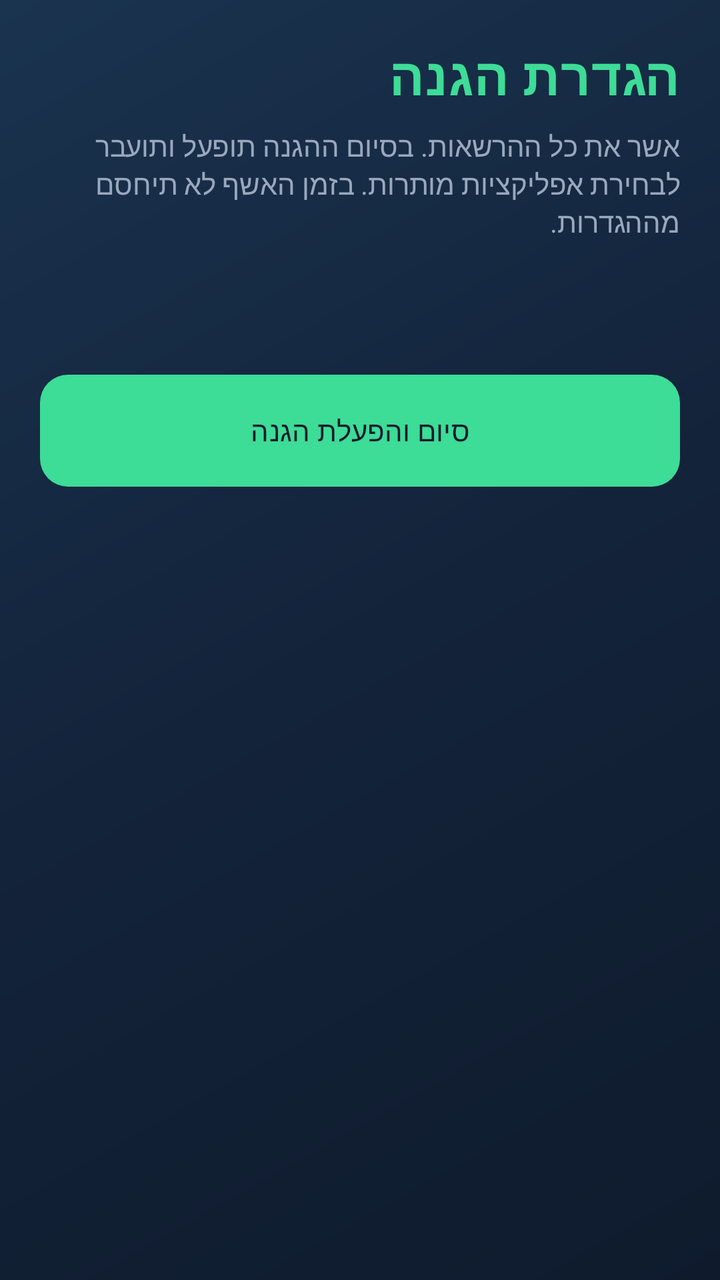
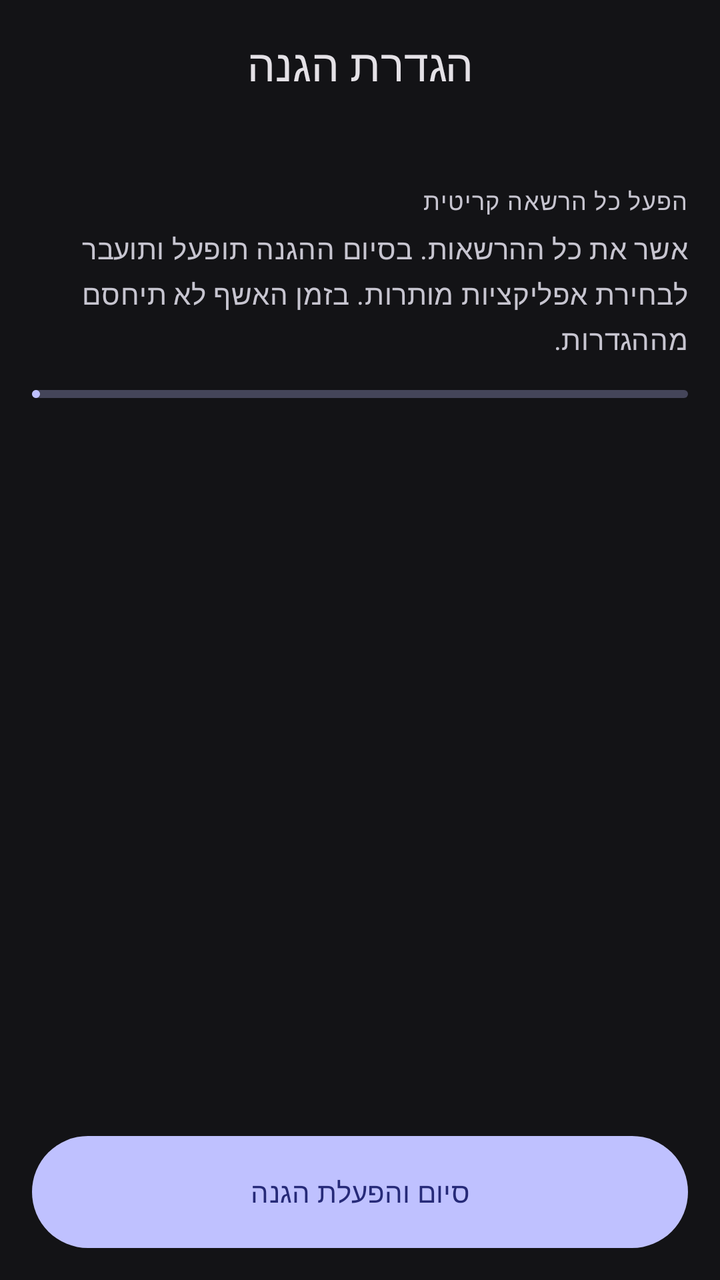

Screens rendered from an Android XML layout before and after an edit, with the pre-edit source and the edit as a unified diff.
<!-- AndroidManifest.xml: application theme Theme.AppGuard -->
<!-- res/layout/activity_setup.xml -->
<?xml version="1.0" encoding="utf-8"?>
<ScrollView xmlns:android="http://schemas.android.com/apk/res/android"
    android:layout_width="match_parent"
    android:layout_height="match_parent"
    android:background="@drawable/bg_gradient"
    android:clipToPadding="false"
    android:layoutDirection="rtl"
    android:fillViewport="true">

    <LinearLayout
        android:layout_width="match_parent"
        android:layout_height="wrap_content"
        android:orientation="vertical"
        android:padding="20dp">

        <TextView
            style="@style/Text.Brand"
            android:layout_width="match_parent"
            android:layout_height="wrap_content"
            android:text="@string/setup_title"
            android:textSize="26sp" />

        <TextView
            android:layout_width="match_parent"
            android:layout_height="wrap_content"
            android:layout_marginTop="8dp"
            android:text="@string/setup_subtitle"
            android:textColor="@color/text_secondary" />

        <TextView
            android:id="@+id/setupProgress"
            android:layout_width="match_parent"
            android:layout_height="wrap_content"
            android:layout_marginTop="12dp"
            android:textColor="@color/accent"
            android:textStyle="bold" />

        <LinearLayout
            android:id="@+id/permissionList"
            android:layout_width="match_parent"
            android:layout_height="wrap_content"
            android:layout_marginTop="16dp"
            android:orientation="vertical" />

        <com.google.android.material.button.MaterialButton
            android:id="@+id/btnContinue"
            android:layout_width="match_parent"
            android:layout_height="56dp"
            android:layout_marginTop="20dp"
            android:text="@string/setup_continue" />
    </LinearLayout>
</ScrollView>
<!-- resources referenced by this layout -->
<resources>
  <color name="accent">#3DDC97</color>
  <color name="text_secondary">#9AA8BC</color>
  <!-- drawable bg_gradient (drawable) -->
  <?xml version="1.0" encoding="utf-8"?>
  <shape xmlns:android="http://schemas.android.com/apk/res/android"
      android:shape="rectangle">
      <gradient
          android:angle="135"
          android:startColor="#0F1B2D"
          android:centerColor="#13233A"
          android:endColor="#1A334F"
          android:type="linear" />
  </shape>
  <style name="Text.Brand" parent="TextAppearance.Material3.HeadlineLarge">
          <item name="android:textColor">@color/accent</item>
          <item name="android:textStyle">bold</item>
          <item name="android:letterSpacing">0.01</item>
      </style>
  <style name="Theme.AppGuard" parent="Theme.Material3.Dark.NoActionBar">
          <item name="colorPrimary">@color/accent</item>
          <item name="colorPrimaryContainer">@color/accent_dim</item>
          <item name="colorOnPrimary">@color/bg</item>
          <item name="colorSecondary">@color/warning</item>
          <item name="colorError">@color/danger</item>
          <item name="android:statusBarColor">@android:color/transparent</item>
          <item name="android:navigationBarColor">@android:color/transparent</item>
          <item name="android:windowBackground">@color/bg</item>
          <item name="android:textColorPrimary">@color/text_primary</item>
          <item name="android:textColorSecondary">@color/text_secondary</item>
          <item name="materialButtonStyle">@style/Widget.AppGuard.Button</item>
          <item name="android:windowLayoutInDisplayCutoutMode">shortEdges</item>
      </style>
  <color name="accent_dim">#2A9B6C</color>
  <color name="bg">#0F1B2D</color>
  <color name="warning">#FFCC66</color>
  <color name="danger">#F07178</color>
  <color name="text_primary">#F4F7FB</color>
  <style name="Widget.AppGuard.Button" parent="Widget.Material3.Button">
          <item name="backgroundTint">@color/accent</item>
          <item name="android:textColor">@color/bg</item>
          <item name="cornerRadius">14dp</item>
          <item name="android:minHeight">52dp</item>
          <item name="android:insetTop">0dp</item>
          <item name="android:insetBottom">0dp</item>
      </style>
  <!-- unchanged entries left out for length: 3 -->
</resources>

<!-- the commit's change to res/layout/activity_setup.xml (unified diff, before → after) -->
@@ -1,52 +1,216 @@
 <?xml version="1.0" encoding="utf-8"?>
-<ScrollView xmlns:android="http://schemas.android.com/apk/res/android"
+<LinearLayout xmlns:android="http://schemas.android.com/apk/res/android"
+    xmlns:app="http://schemas.android.com/apk/res-auto"
     android:layout_width="match_parent"
     android:layout_height="match_parent"
-    android:background="@drawable/bg_gradient"
-    android:clipToPadding="false"
+    android:background="?attr/colorSurface"
     android:layoutDirection="rtl"
-    android:fillViewport="true">
-
-    <LinearLayout
+    android:orientation="vertical">
+
+    <com.google.android.material.appbar.MaterialToolbar
         android:layout_width="match_parent"
-        android:layout_height="wrap_content"
-        android:orientation="vertical"
-        android:padding="20dp">
-
-        <TextView
-            style="@style/Text.Brand"
+        android:layout_height="?attr/actionBarSize"
+        app:title="@string/setup_title"
+        app:titleCentered="true" />
+
+    <ScrollView
+        android:layout_width="match_parent"
+        android:layout_height="0dp"
+        android:layout_weight="1"
+        android:clipToPadding="false"
+        android:fillViewport="true">
+
+        <LinearLayout
             android:layout_width="match_parent"
             android:layout_height="wrap_content"
-            android:text="@string/setup_title"
-            android:textSize="26sp" />
-
-        <TextView
-            android:layout_width="match_parent"
-            android:layout_height="wrap_content"
-            android:layout_marginTop="8dp"
-            android:text="@string/setup_subtitle"
-            android:textColor="@color/text_secondary" />
-
-        <TextView
-            android:id="@+id/setupProgress"
-            android:layout_width="match_parent"
-            android:layout_height="wrap_content"
-            android:layout_marginTop="12dp"
-            android:textColor="@color/accent"
-            android:textStyle="bold" />
-
-        <LinearLayout
-            android:id="@+id/permissionList"
-            android:layout_width="match_parent"
-            android:layout_height="wrap_content"
-            android:layout_marginTop="16dp"
-            android:orientation="vertical" />
-
-        <com.google.android.material.button.MaterialButton
-            android:id="@+id/btnContinue"
-            android:layout_width="match_parent"
-            android:layout_height="56dp"
-            android:layout_marginTop="20dp"
-            android:text="@string/setup_continue" />
-    </LinearLayout>
-</ScrollView>
+            android:orientation="vertical"
+            android:padding="16dp">
+
+            <include layout="@layout/include_onboarding_steps" />
+
+            <TextView
+                style="@style/Text.Caption"
+                android:layout_width="match_parent"
+                android:layout_height="wrap_content"
+                android:layout_marginTop="12dp"
+                android:text="@string/setup_step_caption" />
+
+            <TextView
+                android:layout_width="match_parent"
+                android:layout_height="wrap_content"
+                android:layout_marginTop="6dp"
+                android:text="@string/setup_subtitle"
+                android:textAppearance="@style/TextAppearance.Material3.BodyMedium"
+                android:textColor="?attr/colorOnSurfaceVariant" />
+
+            <com.google.android.material.progressindicator.LinearProgressIndicator
+                android:id="@+id/setupProgressBar"
+                android:layout_width="match_parent"
+                android:layout_height="wrap_content"
+                android:layout_marginTop="16dp"
+                android:max="5"
+                app:trackCornerRadius="8dp" />
+
+            <TextView
+                android:id="@+id/setupProgress"
+                android:layout_width="match_parent"
+                android:layout_height="wrap_content"
+                android:layout_marginTop="8dp"
+                android:textAppearance="@style/TextAppearance.Material3.LabelLarge"
+                android:textColor="?attr/colorPrimary" />
+
+            <LinearLayout
+                android:id="@+id/permissionList"
+                android:layout_width="match_parent"
+                android:layout_height="wrap_content"
+                android:layout_marginTop="12dp"
+                android:orientation="vertical" />
+        </LinearLayout>
+    </ScrollView>
+
+    <com.google.android.material.button.MaterialButton
+        android:id="@+id/btnContinue"
+        android:layout_width="match_parent"
+        android:layout_height="56dp"
+        android:layout_margin="16dp"
+        android:text="@string/setup_continue" />
+</LinearLayout>
+<!-- res/layout/include_onboarding_steps.xml (included above) -->
+<?xml version="1.0" encoding="utf-8"?>
+<LinearLayout xmlns:android="http://schemas.android.com/apk/res/android"
+    android:id="@+id/onboardingRail"
+    android:layout_width="match_parent"
+    android:layout_height="wrap_content"
+    android:layout_marginBottom="4dp"
+    android:background="@drawable/bg_search"
+    android:gravity="center"
+    android:orientation="horizontal"
+    android:paddingHorizontal="8dp"
+    android:paddingVertical="10dp"
+    android:visibility="gone">
+
+    <LinearLayout
+        android:layout_width="0dp"
+        android:layout_height="wrap_content"
+        android:layout_weight="1"
+        android:gravity="center"
+        android:orientation="vertical">
+
+        <TextView
+            android:id="@+id/step1"
+            android:layout_width="28dp"
+            android:layout_height="28dp"
+            android:background="@drawable/bg_step_idle"
+            android:gravity="center"
+            android:text="1"
+            android:textSize="12sp"
+            android:textStyle="bold" />
+
+        <TextView
+            android:id="@+id/step1Label"
+            android:layout_width="wrap_content"
+            android:layout_height="wrap_content"
+            android:layout_marginTop="4dp"
+            android:text="@string/step_pin"
+            android:textAppearance="@style/TextAppearance.Material3.LabelSmall" />
+    </LinearLayout>
+
+    <View
+        android:layout_width="0dp"
+        android:layout_height="2dp"
+        android:layout_marginTop="-14dp"
+        android:layout_weight="0.25"
+        android:background="@color/md_theme_outline_variant" />
+
+    <LinearLayout
+        android:layout_width="0dp"
+        android:layout_height="wrap_content"
+        android:layout_weight="1"
+        android:gravity="center"
+        android:orientation="vertical">
+
+        <TextView
+            android:id="@+id/step2"
+            android:layout_width="28dp"
+            android:layout_height="28dp"
+            android:background="@drawable/bg_step_idle"
+            android:gravity="center"
+            android:text="2"
+            android:textSize="12sp"
+            android:textStyle="bold" />
+
+        <TextView
+            android:id="@+id/step2Label"
+            android:layout_width="wrap_content"
+            android:layout_height="wrap_content"
+            android:layout_marginTop="4dp"
+            android:text="@string/step_recovery"
+            android:textAppearance="@style/TextAppearance.Material3.LabelSmall" />
+    </LinearLayout>
+
+    <View
+        android:layout_width="0dp"
+        android:layout_height="2dp"
+        android:layout_marginTop="-14dp"
+        android:layout_weight="0.25"
+        android:background="@color/md_theme_outline_variant" />
+
+    <LinearLayout
+        android:layout_width="0dp"
+        android:layout_height="wrap_content"
+        android:layout_weight="1"
+        android:gravity="center"
+        android:orientation="vertical">
+
+        <TextView
+            android:id="@+id/step3"
+            android:layout_width="28dp"
+            android:layout_height="28dp"
+            android:background="@drawable/bg_step_idle"
+            android:gravity="center"
+            android:text="3"
+            android:textSize="12sp"
+            android:textStyle="bold" />
+
+        <TextView
+            android:id="@+id/step3Label"
+            android:layout_width="wrap_content"
+            android:layout_height="wrap_content"
+            android:layout_marginTop="4dp"
+            android:text="@string/step_permissions"
+            android:textAppearance="@style/TextAppearance.Material3.LabelSmall" />
+    </LinearLayout>
+
+    <View
+        android:layout_width="0dp"
+        android:layout_height="2dp"
+        android:layout_marginTop="-14dp"
+        android:layout_weight="0.25"
+        android:background="@color/md_theme_outline_variant" />
+
+    <LinearLayout
+        android:layout_width="0dp"
+        android:layout_height="wrap_content"
+        android:layout_weight="1"
+        android:gravity="center"
+        android:orientation="vertical">
+
+        <TextView
+            android:id="@+id/step4"
+            android:layout_width="28dp"
+            android:layout_height="28dp"
+            android:background="@drawable/bg_step_idle"
+            android:gravity="center"
+            android:text="4"
+            android:textSize="12sp"
+            android:textStyle="bold" />
+
+        <TextView
+            android:id="@+id/step4Label"
+            android:layout_width="wrap_content"
+            android:layout_height="wrap_content"
+            android:layout_marginTop="4dp"
+            android:text="@string/step_allowlist"
+            android:textAppearance="@style/TextAppearance.Material3.LabelSmall" />
+    </LinearLayout>
+</LinearLayout>
<!-- resource entries referenced after the edit -->
@@ -1,49 +1,137 @@
 <!-- resources referenced by this layout -->
 <resources>
-  <color name="accent">#3DDC97</color>
-  <color name="text_secondary">#9AA8BC</color>
-  <!-- drawable bg_gradient (drawable) -->
+  <color name="md_theme_outline_variant">#46464F</color>
+  <!-- drawable bg_search (drawable) -->
   <?xml version="1.0" encoding="utf-8"?>
   <shape xmlns:android="http://schemas.android.com/apk/res/android"
       android:shape="rectangle">
-      <gradient
-          android:angle="135"
-          android:startColor="#0F1B2D"
-          android:centerColor="#13233A"
-          android:endColor="#1A334F"
-          android:type="linear" />
+      <solid android:color="@color/md_theme_surface_container_highest" />
+      <corners android:radius="28dp" />
   </shape>
-  <style name="Text.Brand" parent="TextAppearance.Material3.HeadlineLarge">
-          <item name="android:textColor">@color/accent</item>
-          <item name="android:textStyle">bold</item>
-          <item name="android:letterSpacing">0.01</item>
+  <!-- drawable bg_step_idle (drawable) -->
+  <?xml version="1.0" encoding="utf-8"?>
+  <shape xmlns:android="http://schemas.android.com/apk/res/android"
+      android:shape="oval">
+      <solid android:color="@color/md_theme_surface_container_highest" />
+      <size android:width="28dp" android:height="28dp" />
+  </shape>
+  <string name="setup_step_caption">הפעל כל הרשאה קריטית</string>
+  <string name="step_allowlist">רשימה</string>
+  <string name="step_permissions">הרשאות</string>
+  <string name="step_pin">קוד</string>
+  <string name="step_recovery">שחזור</string>
+  <style name="Text.Caption" parent="TextAppearance.Material3.LabelMedium">
+          <item name="android:textColor">?attr/colorOnSurfaceVariant</item>
       </style>
   <style name="Theme.AppGuard" parent="Theme.Material3.Dark.NoActionBar">
-          <item name="colorPrimary">@color/accent</item>
-          <item name="colorPrimaryContainer">@color/accent_dim</item>
-          <item name="colorOnPrimary">@color/bg</item>
-          <item name="colorSecondary">@color/warning</item>
-          <item name="colorError">@color/danger</item>
+          <item name="colorPrimary">@color/md_theme_primary</item>
+          <item name="colorOnPrimary">@color/md_theme_on_primary</item>
+          <item name="colorPrimaryContainer">@color/md_theme_primary_container</item>
+          <item name="colorOnPrimaryContainer">@color/md_theme_on_primary_container</item>
+          <item name="colorSecondary">@color/md_theme_secondary</item>
+          <item name="colorOnSecondary">@color/md_theme_on_secondary</item>
+          <item name="colorSecondaryContainer">@color/md_theme_secondary_container</item>
+          <item name="colorOnSecondaryContainer">@color/md_theme_on_secondary_container</item>
+          <item name="colorTertiary">@color/md_theme_tertiary</item>
+          <item name="colorOnTertiary">@color/md_theme_on_tertiary</item>
+          <item name="colorTertiaryContainer">@color/md_theme_tertiary_container</item>
+          <item name="colorOnTertiaryContainer">@color/md_theme_on_tertiary_container</item>
+          <item name="colorError">@color/md_theme_error</item>
+          <item name="colorOnError">@color/md_theme_on_error</item>
+          <item name="colorErrorContainer">@color/md_theme_error_container</item>
+          <item name="colorOnErrorContainer">@color/md_theme_on_error_container</item>
+          <item name="android:colorBackground">@color/md_theme_background</item>
+          <item name="colorOnBackground">@color/md_theme_on_background</item>
+          <item name="colorSurface">@color/md_theme_surface</item>
+          <item name="colorOnSurface">@color/md_theme_on_surface</item>
+          <item name="colorSurfaceVariant">@color/md_theme_surface_variant</item>
+          <item name="colorOnSurfaceVariant">@color/md_theme_on_surface_variant</item>
+          <item name="colorOutline">@color/md_theme_outline</item>
+          <item name="colorOutlineVariant">@color/md_theme_outline_variant</item>
+          <item name="colorSurfaceContainer">@color/md_theme_surface_container</item>
+          <item name="colorSurfaceContainerHigh">@color/md_theme_surface_container_high</item>
+          <item name="colorSurfaceContainerHighest">@color/md_theme_surface_container_highest</item>
+          <item name="colorSurfaceContainerLow">@color/md_theme_surface_container_low</item>
+          <item name="colorSurfaceContainerLowest">@color/md_theme_background</item>
           <item name="android:statusBarColor">@android:color/transparent</item>
           <item name="android:navigationBarColor">@android:color/transparent</item>
-          <item name="android:windowBackground">@color/bg</item>
-          <item name="android:textColorPrimary">@color/text_primary</item>
-          <item name="android:textColorSecondary">@color/text_secondary</item>
+          <item name="android:windowBackground">@color/md_theme_background</item>
+          <item name="android:windowLayoutInDisplayCutoutMode">shortEdges</item>
           <item name="materialButtonStyle">@style/Widget.AppGuard.Button</item>
-          <item name="android:windowLayoutInDisplayCutoutMode">shortEdges</item>
+          <item name="materialCardViewStyle">@style/Widget.AppGuard.Card</item>
+          <item name="checkboxStyle">@style/Widget.AppGuard.CheckBox</item>
+          <item name="materialSwitchStyle">@style/Widget.AppGuard.Switch</item>
+          <item name="textInputStyle">@style/Widget.AppGuard.TextInput</item>
+          <item name="toolbarStyle">@style/Widget.AppGuard.Toolbar</item>
+          <item name="chipStyle">@style/Widget.AppGuard.Chip</item>
       </style>
-  <color name="accent_dim">#2A9B6C</color>
-  <color name="bg">#0F1B2D</color>
-  <color name="warning">#FFCC66</color>
-  <color name="danger">#F07178</color>
-  <color name="text_primary">#F4F7FB</color>
+  <color name="md_theme_surface_container_highest">#36343B</color>
+  <color name="md_theme_primary">#BFC1FF</color>
+  <color name="md_theme_on_primary">#262A78</color>
+  <color name="md_theme_primary_container">#3D4296</color>
+  <color name="md_theme_on_primary_container">#E0E0FF</color>
+  <color name="md_theme_secondary">#C5C4DD</color>
+  <color name="md_theme_on_secondary">#2E2F42</color>
+  <color name="md_theme_secondary_container">#444559</color>
+  <color name="md_theme_on_secondary_container">#E1E0F9</color>
+  <color name="md_theme_tertiary">#E9B9D3</color>
+  <color name="md_theme_on_tertiary">#46263A</color>
+  <color name="md_theme_tertiary_container">#5F3C51</color>
+  <color name="md_theme_on_tertiary_container">#FFD8EB</color>
+  <color name="md_theme_error">#FFB4AB</color>
+  <color name="md_theme_on_error">#690005</color>
+  <color name="md_theme_error_container">#93000A</color>
+  <color name="md_theme_on_error_container">#FFDAD6</color>
+  <color name="md_theme_background">#131316</color>
+  <color name="md_theme_on_background">#E4E1E6</color>
+  <color name="md_theme_surface">#131316</color>
+  <color name="md_theme_on_surface">#E4E1E6</color>
+  <color name="md_theme_surface_variant">#46464F</color>
+  <color name="md_theme_on_surface_variant">#C7C5D0</color>
+  <color name="md_theme_outline">#91909A</color>
+  <color name="md_theme_surface_container">#1C1B1F</color>
+  <color name="md_theme_surface_container_high">#2B2930</color>
+  <color name="md_theme_surface_container_low">#1B1B1F</color>
   <style name="Widget.AppGuard.Button" parent="Widget.Material3.Button">
-          <item name="backgroundTint">@color/accent</item>
-          <item name="android:textColor">@color/bg</item>
-          <item name="cornerRadius">14dp</item>
-          <item name="android:minHeight">52dp</item>
+          <item name="android:minHeight">56dp</item>
           <item name="android:insetTop">0dp</item>
           <item name="android:insetBottom">0dp</item>
+          <item name="cornerRadius">28dp</item>
+          <item name="android:textAllCaps">false</item>
+          <item name="elevation">0dp</item>
+      </style>
+  <style name="Widget.AppGuard.Card" parent="Widget.Material3.CardView.Filled">
+          <item name="cardBackgroundColor">?attr/colorSurfaceContainer</item>
+          <item name="cardElevation">0dp</item>
+          <item name="strokeWidth">0dp</item>
+          <item name="shapeAppearance">@style/Shape.AppGuard.Card</item>
+      </style>
+  <style name="Widget.AppGuard.CheckBox" parent="Widget.Material3.CompoundButton.CheckBox" />
+  <style name="Widget.AppGuard.Switch" parent="Widget.Material3.CompoundButton.MaterialSwitch" />
+  <style name="Widget.AppGuard.TextInput" parent="Widget.Material3.TextInputLayout.FilledBox">
+          <item name="boxBackgroundColor">?attr/colorSurfaceContainerHighest</item>
+          <item name="boxStrokeWidth">0dp</item>
+          <item name="boxStrokeWidthFocused">0dp</item>
+          <item name="hintTextColor">?attr/colorOnSurfaceVariant</item>
+          <item name="shapeAppearance">@style/Shape.AppGuard.Pill</item>
+      </style>
+  <style name="Widget.AppGuard.Toolbar" parent="Widget.Material3.Toolbar">
+          <item name="android:background">@android:color/transparent</item>
+          <item name="titleCentered">true</item>
+          <item name="titleTextColor">?attr/colorOnSurface</item>
+      </style>
+  <style name="Widget.AppGuard.Chip" parent="Widget.Material3.Chip.Assist">
+          <item name="chipBackgroundColor">?attr/colorSurfaceContainerHighest</item>
+          <item name="android:textColor">?attr/colorOnSurfaceVariant</item>
+          <item name="chipMinHeight">28dp</item>
+          <item name="chipCornerRadius">8dp</item>
+          <item name="ensureMinTouchTargetSize">false</item>
+      </style>
+  <style name="Shape.AppGuard.Card" parent="ShapeAppearance.Material3.Corner.Large">
+          <item name="cornerSize">16dp</item>
+      </style>
+  <style name="Shape.AppGuard.Pill" parent="ShapeAppearance.Material3.Corner.Full">
+          <item name="cornerSize">50%</item>
       </style>
   <!-- unchanged entries left out for length: 3 -->
 </resources>
